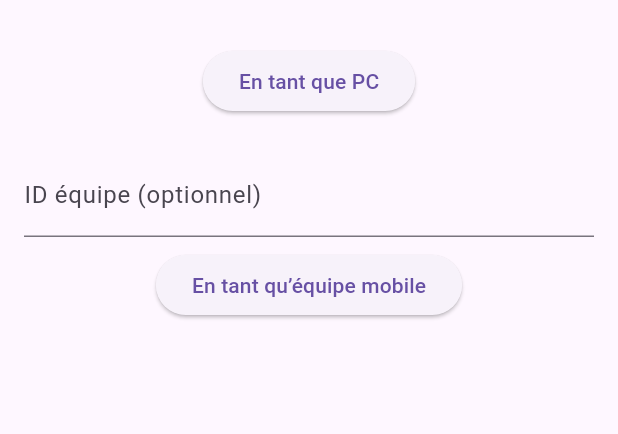
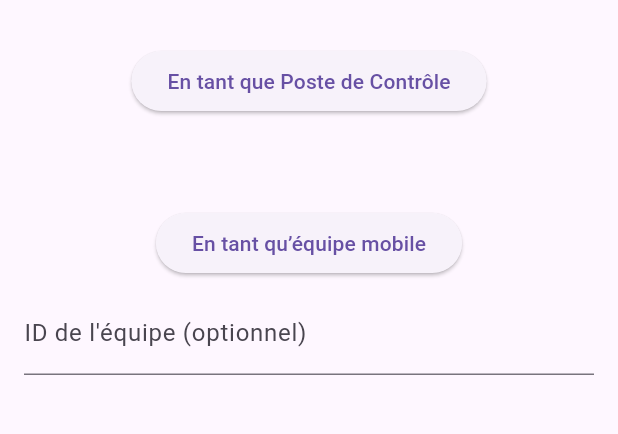
Before and after one commit to F4JAM/azimut_v1.1, a Flutter app: the screen it shows after launch, on a phone screen of 412 x 824 dp, the part 63-497 px from its top. Run offline on Flutter 3.47's test engine with Material 3 defaults, Android fonts, the light colour scheme and no system bars; our stand-ins replace flutter_map, geolocator, hive, hive_flutter, latlong2, share_plus and 1 more; missing offline and left inert: dart:js_interop, flutter_map_location_marker, geoengine; accounts and stored records are empty.

```diff
--- a/lib/main.dart
+++ b/lib/main.dart
@@ -46,6 +46,7 @@ class BootstrapApp extends StatelessWidget {
   @override
   Widget build(BuildContext context) {
     return MaterialApp(
+      debugShowCheckedModeBanner: false,
       title: 'Initialisation de la mission',
       home : StartupScreen(restoredMission: restoredMission,),
 
@@ -185,20 +186,23 @@ class _RoleSelectionScreenState extends State<RoleSelectionScreen> {
           children: [
             ElevatedButton(
               onPressed: () => _startPc(context),
-              child: const Text('En tant que PC'),
+              child: const Text('En tant que Poste de Contrôle'),
             ),
-            const SizedBox(height: 24),
+            const SizedBox(height: 60),
+
+            ElevatedButton(
+              onPressed: () => _startMobile(context),
+              child: const Text('En tant qu’équipe mobile'),
+            ),
+
+            const SizedBox(height: 8),
+
             TextField(
               controller: _idController,
               decoration: const InputDecoration(
-                labelText: 'ID équipe (optionnel)',
+                labelText: 'ID de l\'équipe (optionnel)',
                 hintText: 'ex : Diogène1',
               ),
-            ),
-            const SizedBox(height: 8),
-            ElevatedButton(
-              onPressed: () => _startMobile(context),
-              child: const Text('En tant qu’équipe mobile'),
             ),
           ],
         ),
@@ -258,6 +262,7 @@ class MissionApp extends StatelessWidget {
 */
       ],
       child: MaterialApp(
+        debugShowCheckedModeBanner: false,
         title: 'Recherche',
         home: const MissionHomeScreen(),
       ),
--- a/lib/model_view/mission_map.dart
+++ b/lib/model_view/mission_map.dart
@@ -29,6 +29,7 @@ class MissionMapState extends State<MissionMap> {
   @override
   // Ecoute des providers par le build : le GPS et la mission
   Widget build(BuildContext context) {
+
     final location        = context.watch<LocationProvider>();
     final  mission        = context.watch<MissionProvider>();
     final missionProvider = context.watch<MissionProvider>();
@@ -415,7 +416,7 @@ class MissionMapState extends State<MissionMap> {
               );
             },
             tooltip: 'Gestion de la mission',
-            child: Icon(Icons.event_note, color: Colors.green),
+            child: Text("M"),
           ),
         ),
         /***************************************** */
```
Also changed, not shown: 1 other file.
